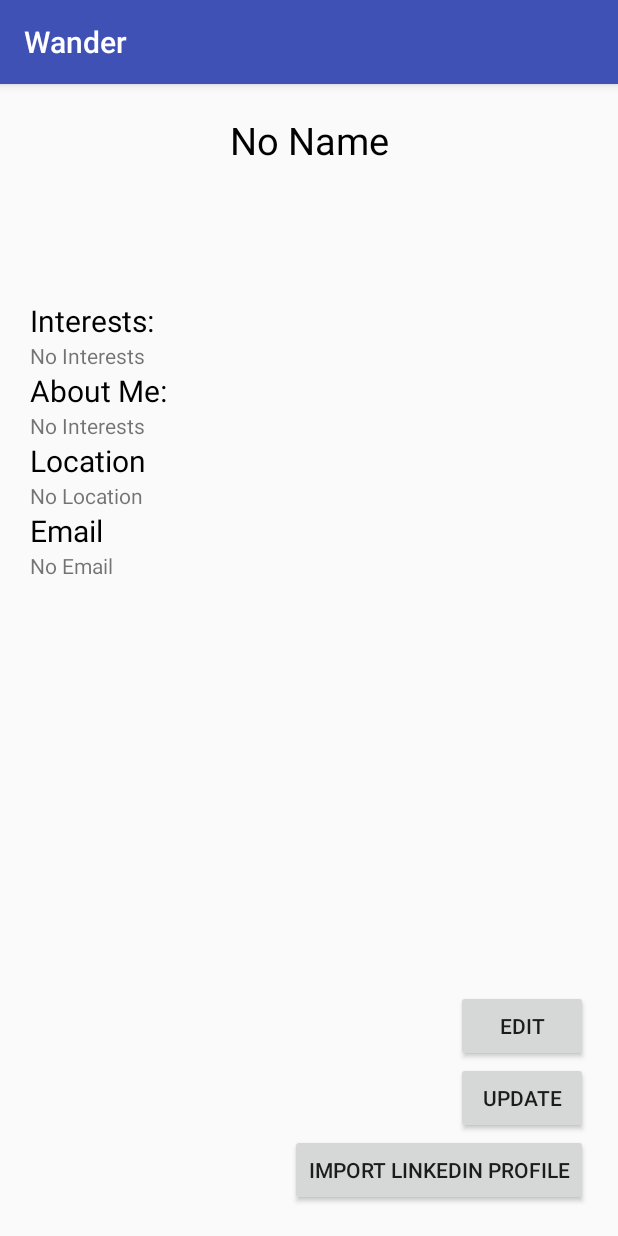
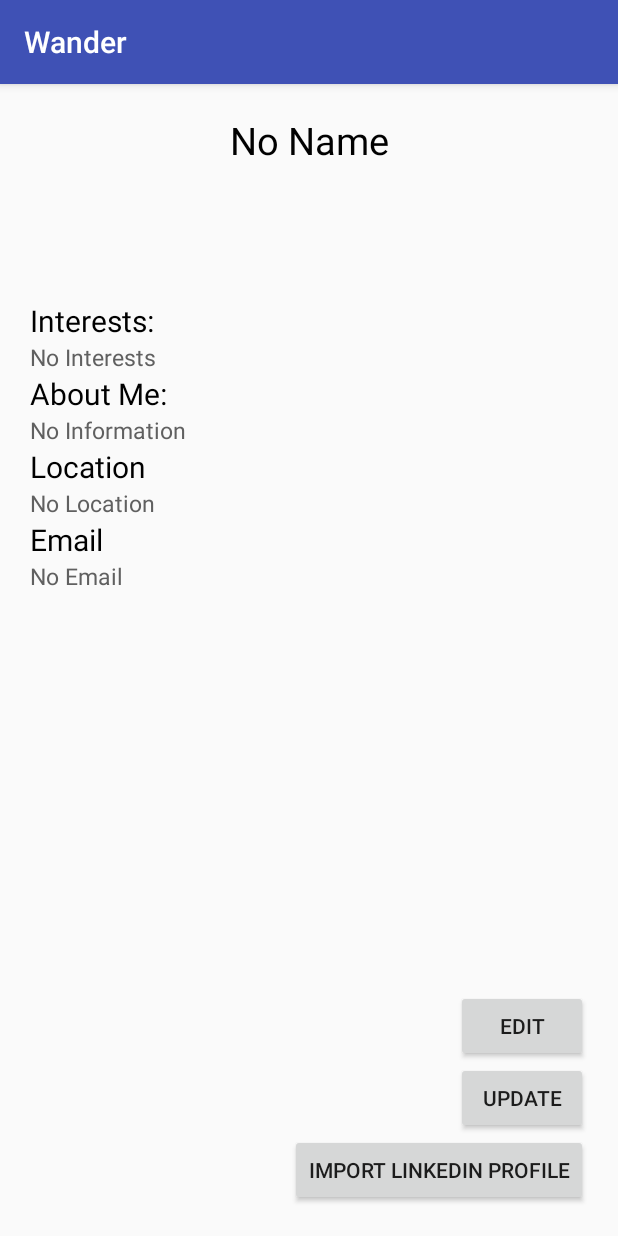
Before and after one commit to jordansegalman/wander, an Android app: the Profile screen opened directly, with no data from a screen before it, on a phone screen of 412 x 824 dp. Run offline under Robolectric (Android 15) with nearby library versions, the phone set to English and light mode, and no system bars; our stand-ins replace Volley.

Commit message:
Edited profile so information can be edited

```diff
--- a/AndroidApp/app/src/main/res/layout/activity_profile.xml
+++ b/AndroidApp/app/src/main/res/layout/activity_profile.xml
@@ -43,10 +43,13 @@
                 android:textColor="#000000"
                 android:textSize="20sp" />
 
-            <TextView
+            <EditText
                 android:id="@+id/interests_text"
-                android:layout_width="match_parent"
+                android:layout_width="fill_parent"
                 android:layout_height="wrap_content"
+                android:textSize="15dp"
+                android:textColor="#606060"
+                android:background="@android:color/transparent"
                 android:text="No Interests" />
 
             <TextView
@@ -57,11 +60,14 @@
                 android:textColor="#000000"
                 android:textSize="20sp" />
 
-            <TextView
+            <EditText
                 android:id="@+id/about_text"
-                android:layout_width="match_parent"
+                android:layout_width="fill_parent"
                 android:layout_height="wrap_content"
-                android:text="No Interests" />
+                android:textSize="15dp"
+                android:textColor="#606060"
+                android:background="@android:color/transparent"
+                android:text="No Information" />
 
             <TextView
                 android:id="@+id/location"
@@ -71,10 +77,13 @@
                 android:textColor="#000000"
                 android:textSize="20sp" />
 
-            <TextView
+            <EditText
                 android:id="@+id/location_text"
-                android:layout_width="match_parent"
+                android:layout_width="fill_parent"
                 android:layout_height="wrap_content"
+                android:textSize="15dp"
+                android:textColor="#606060"
+                android:background="@android:color/transparent"
                 android:text="No Location" />
 
             <TextView
@@ -85,10 +94,13 @@
                 android:textColor="#000000"
                 android:textSize="20sp" />
 
-            <TextView
+            <EditText
                 android:id="@+id/email_text"
-                android:layout_width="match_parent"
+                android:layout_width="fill_parent"
                 android:layout_height="wrap_content"
+                android:textSize="15dp"
+                android:textColor="#606060"
+                android:background="@android:color/transparent"
                 android:text="No Email" />
 
             <TextView
```
